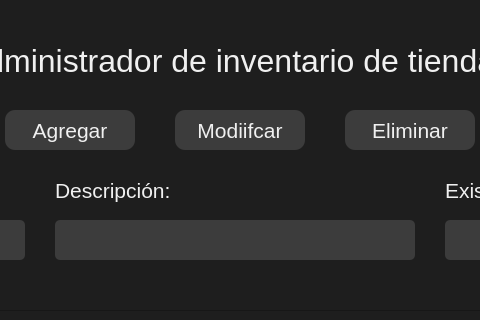
Qt form UI/main.ui (SantRR/devapp_proyecto) before a commit; both pictures show x 385 to 865 and y 0 to 320 of the 1366 by 800 pixel window.
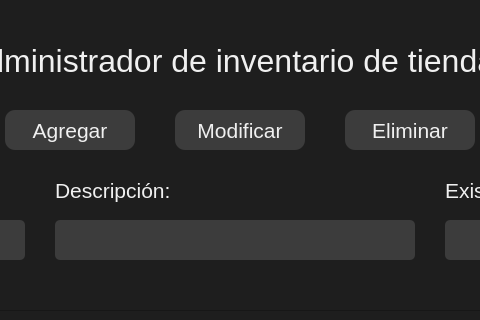
The same form after that commit.

```diff
--- a/UI/main.ui
+++ b/UI/main.ui
@@ -298,7 +298,7 @@
 border-radius: 10px;</string>
     </property>
     <property name="text">
-     <string>Modiifcar</string>
+     <string>Modificar</string>
     </property>
    </widget>
    <widget class="QPushButton" name="btn_eliminar">
```
